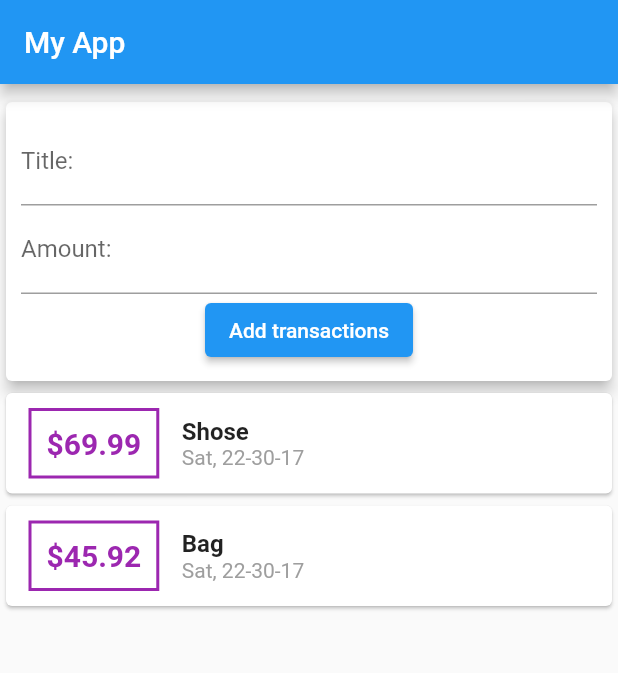
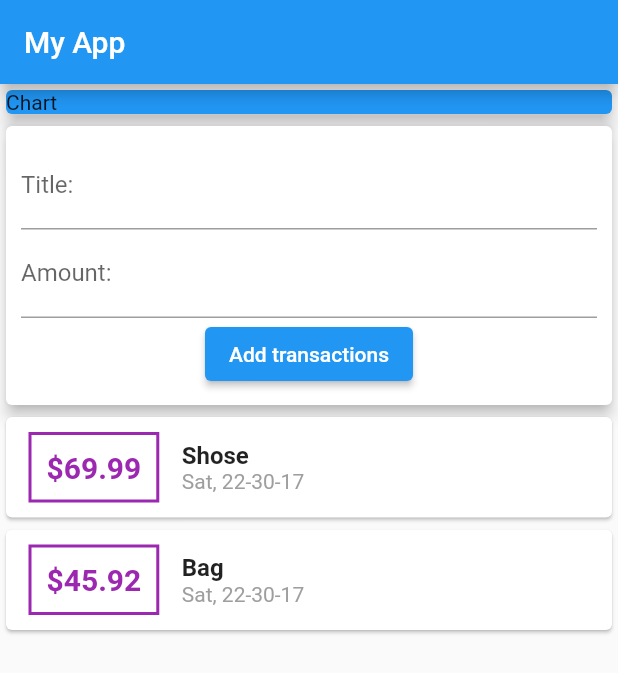
Before and after one commit to leqdung/persional-expenses-app, a Flutter app: the screen it shows after launch, after a tap on "Add transactions", on a phone screen of 412 x 824 dp. Shown: the top 673 px of the screen. Run offline on Flutter 3.47's test engine with Material 2 defaults, Android fonts, the phone set to English and light mode, and no system bars.

Commit message:
list view

```diff
--- a/lib/main.dart
+++ b/lib/main.dart
@@ -1,27 +1,9 @@
 import 'package:flutter/material.dart';
-import 'package:intl/intl.dart';
-import './transaction.dart';
+import './widgets/user_transactions.dart';
 
 void main() => runApp(MyApp());
 
 class MyApp extends StatelessWidget {
-  final List<Transaction> transaction = [
-    Transaction(
-      title: 'Shose',
-      id: 't1',
-      amount: 69.99,
-      date: DateTime.now(),
-    ),
-    Transaction(
-      title: 'Bag',
-      id: 't2',
-      amount: 45.92,
-      date: DateTime.now(),
-    )
-  ];
-
-  // String? titleInput;
-  // String? amountInput;
   final titleController = TextEditingController();
   final amountController = TextEditingController();
 
@@ -32,99 +14,22 @@ class MyApp extends StatelessWidget {
         appBar: AppBar(
           title: Text('My App'),
         ),
-        body: Column(
+        body: SingleChildScrollView(
+          child: Column(
             // mainAxisAlignment: MainAxisAlignment.spaceAround,
             crossAxisAlignment: CrossAxisAlignment.center,
             children: <Widget>[
               Container(
                 width: double.infinity,
-              child: Card(),
+                child: Card(
+                  color: Colors.blue,
+                  child: Text('Chart'),
+                  elevation: 5,
                 ),
-            Card(
-              elevation: 4,
-              child: Container(
-                padding: EdgeInsets.all(5.0),
-                margin: EdgeInsets.all(5.0),
-                child: Column(
-                  mainAxisAlignment: MainAxisAlignment.start,
-                  children: <Widget>[
-                    TextField(
-                      decoration: InputDecoration(
-                        labelText: 'Title:',
               ),
-                      controller: titleController,
-                      // onChanged: (val) => titleInput = val,
-                    ),
-                    TextField(
-                      decoration: InputDecoration(
-                        labelText: 'Amount:',
-                      ),
-                      controller: amountController,
-                      // onChanged: (val) => amountInput = val,
-                    ),
-                    ElevatedButton(
-                      child: Text('Add transactions'),
-                      // textColor: Colors.purple,
-                      onPressed: () {
-                        print(titleController.text);
-                        print(amountController.text);
-                      },
-                    )
+              UserTransactions(),
             ],
           ),
-              ),
-            ),
-            Column(
-              children: transaction.map((tx) {
-                return Card(
-                  // child: Text(tx.title),
-                  child: Row(
-                    children: <Widget>[
-                      Container(
-                        margin: EdgeInsets.symmetric(
-                          vertical: 10.0,
-                          horizontal: 15.0,
-                        ),
-                        decoration: BoxDecoration(
-                          border: Border.all(
-                            color: Colors.purple,
-                            width: 2.0,
-                          ),
-                        ),
-                        padding: EdgeInsets.all(10.0),
-                        child: Text(
-                          '\$${tx.amount}',
-                          style: TextStyle(
-                            fontWeight: FontWeight.bold,
-                            fontSize: 20.0,
-                            color: Colors.purple,
-                          ),
-                        ),
-                      ),
-                      Column(
-                        crossAxisAlignment: CrossAxisAlignment.start,
-                        children: <Widget>[
-                          Text(
-                            tx.title,
-                            style: TextStyle(
-                              fontWeight: FontWeight.bold,
-                              fontSize: 16.0,
-                            ),
-                          ),
-                          Text(
-                            DateFormat('EEE, yy-mm-dd').format(tx.date),
-                            style: TextStyle(
-                              color: Colors.grey,
-                            ),
-                          )
-                        ],
-                      )
-                    ],
-                  ),
-                );
-              }).toList(),
-            )
-          ],
         ),
       ),
     );
--- /dev/null
+++ b/lib/widgets/new_transaction.dart
@@ -0,0 +1,48 @@
+import 'package:flutter/material.dart';
+
+class NewTransaction extends StatelessWidget {
+  final Function addTx;
+  final titleController = TextEditingController();
+  final amountController = TextEditingController();
+  NewTransaction(this.addTx);
+
+  @override
+  Widget build(BuildContext context) {
+    return Card(
+      elevation: 4,
+      child: Container(
+        padding: EdgeInsets.all(5.0),
+        margin: EdgeInsets.all(5.0),
+        child: Column(
+          mainAxisAlignment: MainAxisAlignment.start,
+          children: <Widget>[
+            TextField(
+              decoration: InputDecoration(
+                labelText: 'Title:',
+              ),
+              controller: titleController,
+              // onChanged: (val) => titleInput = val,
+            ),
+            TextField(
+              decoration: InputDecoration(
+                labelText: 'Amount:',
+              ),
+              controller: amountController,
+              // onChanged: (val) => amountInput = val,
+            ),
+            ElevatedButton(
+              child: Text('Add transactions'),
+              // textColor: Colors.purple,
+              onPressed: () {
+                addTx(
+                  titleController.text,
+                  double.parse(amountController.text),
+                );
+              },
+            )
+          ],
+        ),
+      ),
+    );
+  }
+}
--- /dev/null
+++ b/lib/widgets/transaction_list.dart
@@ -0,0 +1,68 @@
+import 'package:flutter/material.dart';
+import '../models/transaction.dart';
+import 'package:intl/intl.dart';
+import './user_transactions.dart';
+
+class TransactionList extends StatelessWidget {
+  final List<Transaction> transactions;
+  TransactionList(this.transactions);
+
+  @override
+  Widget build(BuildContext context) {
+    return Container(
+      height: 300,
+      child: SingleChildScrollView(
+        child: Column(
+          children: transactions.map((tx) {
+            return Card(
+              // child: Text(tx.title),
+              child: Row(
+                children: <Widget>[
+                  Container(
+                    margin: EdgeInsets.symmetric(
+                      vertical: 10.0,
+                      horizontal: 15.0,
+                    ),
+                    decoration: BoxDecoration(
+                      border: Border.all(
+                        color: Colors.purple,
+                        width: 2.0,
+                      ),
+                    ),
+                    padding: EdgeInsets.all(10.0),
+                    child: Text(
+                      '\$${tx.amount}',
+                      style: TextStyle(
+                        fontWeight: FontWeight.bold,
+                        fontSize: 20.0,
+                        color: Colors.purple,
+                      ),
+                    ),
+                  ),
+                  Column(
+                    crossAxisAlignment: CrossAxisAlignment.start,
+                    children: <Widget>[
+                      Text(
+                        tx.title,
+                        style: TextStyle(
+                          fontWeight: FontWeight.bold,
+                          fontSize: 16.0,
+                        ),
+                      ),
+                      Text(
+                        DateFormat('EEE, yy-mm-dd').format(tx.date),
+                        style: TextStyle(
+                          color: Colors.grey,
+                        ),
+                      )
+                    ],
+                  )
+                ],
+              ),
+            );
+          }).toList(),
+        ),
+      ),
+    );
+  }
+}
--- /dev/null
+++ b/lib/widgets/user_transactions.dart
@@ -0,0 +1,48 @@
+import 'package:flutter/material.dart';
+import './new_transaction.dart';
+import './transaction_list.dart';
+import '../models/transaction.dart';
+
+class UserTransactions extends StatefulWidget {
+  @override
+  State<UserTransactions> createState() => _UserTransactionsState();
+}
+
+class _UserTransactionsState extends State<UserTransactions> {
+  final List<Transaction> _userTransactions = [
+    Transaction(
+      title: 'Shose',
+      id: 't1',
+      amount: 69.99,
+      date: DateTime.now(),
+    ),
+    Transaction(
+      title: 'Bag',
+      id: 't2',
+      amount: 45.92,
+      date: DateTime.now(),
+    ),
+  ];
+
+  void _addNewTransaction(String titleTx, double amountTx) {
+    final newTx = Transaction(
+      title: titleTx,
+      amount: amountTx,
+      date: DateTime.now(),
+      id: DateTime.now().toString(),
+    );
+    setState(() {
+      _userTransactions.add(newTx);
+    });
+  }
+
+  @override
+  Widget build(BuildContext context) {
+    return Column(
+      children: <Widget>[
+        NewTransaction(_addNewTransaction),
+        TransactionList(_userTransactions),
+      ],
+    );
+  }
+}
```
Also changed, not shown: lib/models/transaction.dart (renamed from lib/transaction.dart). Lines whose indentation alone changed are shown as unchanged.
